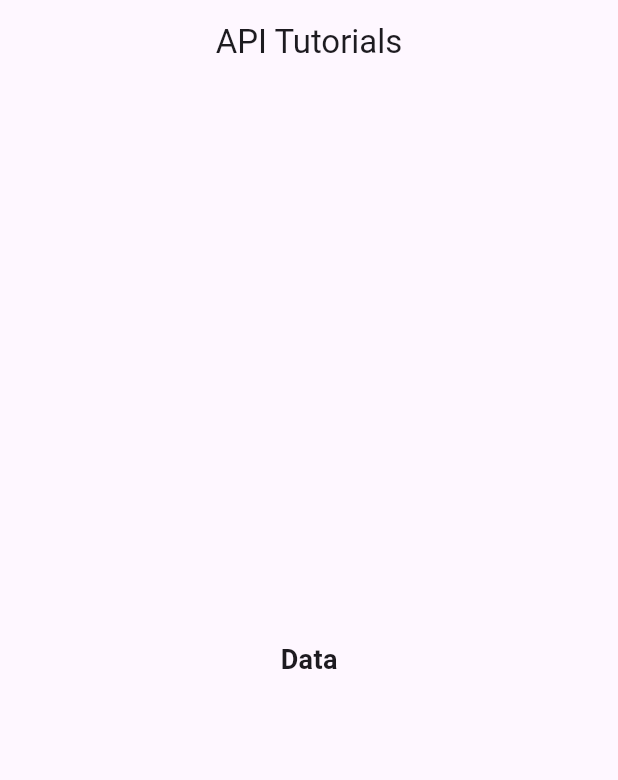
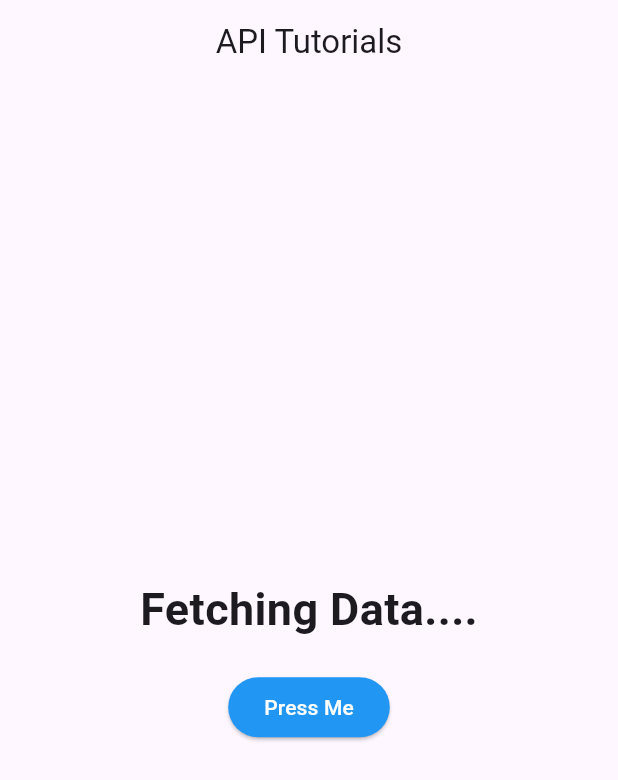
Before and after one commit to Mindsetter/flutter_api, a Flutter app: the screen it shows after launch, on a phone screen of 412 x 824 dp. Shown: the top 780 px of the screen. Run offline on Flutter 3.47's test engine with Material 3 defaults, Android fonts, the phone set to English and light mode, and no system bars.

Commit message:
initial setup

```diff
--- a/lib/main.dart
+++ b/lib/main.dart
@@ -24,11 +24,13 @@ class MyHomePage extends StatefulWidget {
 }
 
 class _MyHomePageState extends State<MyHomePage> {
-  @override
-  void initState() {
-    super.initState();
-    Future.delayed(const Duration(seconds: 5), () {
-      print('Hello World');
+  late String _text = 'Fetching Data....';
+  void changeText() {
+    Future.delayed(const Duration(seconds: 2), () => 'Data Retreived')
+        .then((value) {
+      setState(() {
+        _text = value;
+      });
     });
   }
 
@@ -39,16 +41,25 @@ class _MyHomePageState extends State<MyHomePage> {
         title: const Text('API Tutorials'),
         centerTitle: true,
       ),
-      body: const Center(
+      body: Center(
         child: Column(
           mainAxisAlignment: MainAxisAlignment.center,
           children: [
             Text(
-              'Data',
-              style: TextStyle(
-                fontSize: 18,
+              _text,
+              style: const TextStyle(
+                fontSize: 30,
                 fontWeight: FontWeight.bold,
               ),
+            ),
+            const SizedBox(height: 20),
+            ElevatedButton(
+              onPressed: changeText,
+              style: ElevatedButton.styleFrom(
+                backgroundColor: Colors.blue,
+                foregroundColor: Colors.white,
+              ),
+              child: const Text('Press Me'),
             ),
           ],
         ),
```
